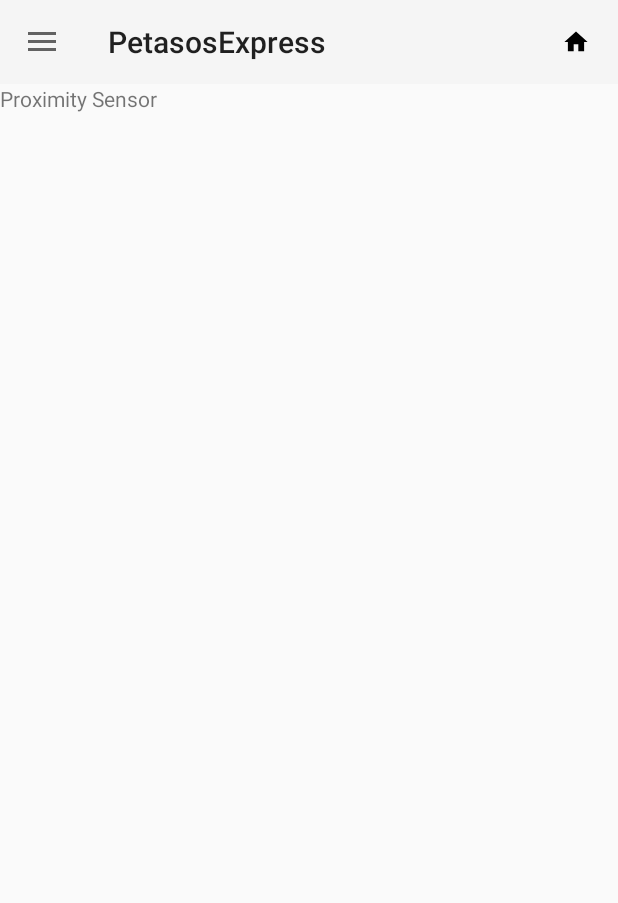
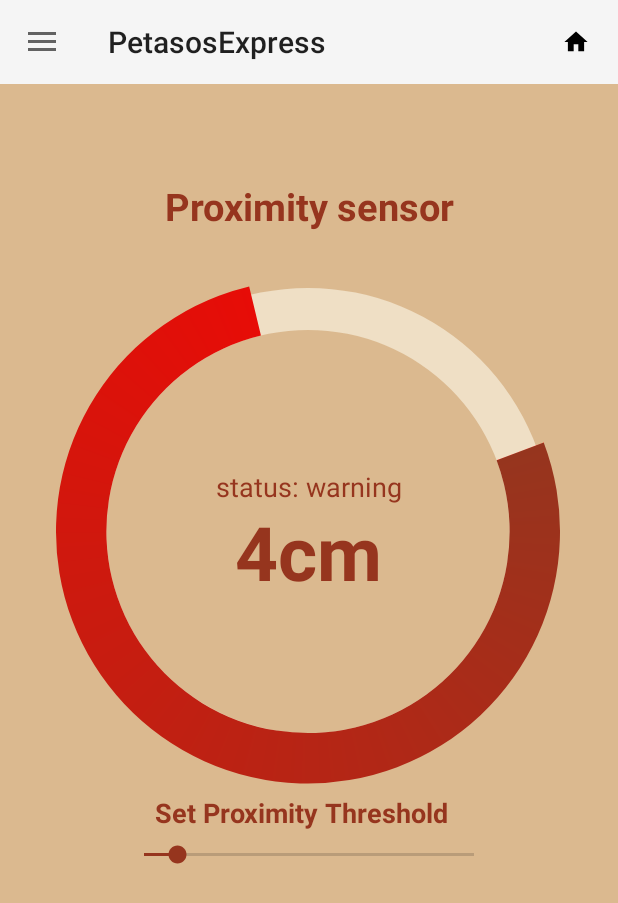
Before and after one commit to IlliaPopov1791/PetasosExpress, an Android app: the screen it shows after launch (MainActivity), in the side drawer, after a tap on "Proximity Sensor", on a phone screen of 412 x 824 dp. Shown: the top 903 px of the screen. Run offline under Robolectric (Android 15) with nearby library versions, the phone set to English and light mode, and no system bars.

Commit message:
PetasosExpress 0.31 (Proximity sensor xml/UI):added the UI for proximity sensor without functionality

```diff
--- /dev/null
+++ b/app/src/main/res/drawable/circular_progress_bar.xml
@@ -0,0 +1,28 @@
+<?xml version="1.0" encoding="utf-8"?>
+<layer-list xmlns:android="http://schemas.android.com/apk/res/android">
+    <item android:id="@android:id/background">
+        <shape
+            android:innerRadiusRatio="2.5"
+            android:shape="ring"
+            android:thicknessRatio="12"
+            android:useLevel="false">
+            <size android:height="200dp" android:width="200dp" />
+            <solid android:color="@color/logo" /> <!-- Background color -->
+        </shape>
+    </item>
+    <item android:id="@android:id/progress">
+        <rotate android:fromDegrees="270">
+            <shape
+                android:innerRadiusRatio="2.5"
+                android:shape="ring"
+                android:thicknessRatio="10"
+                android:useLevel="true">
+                <size android:height="200dp" android:width="200dp" />
+                <gradient
+                    android:endColor="@color/red"
+                    android:startColor="@color/wine"
+                    android:type="sweep" />
+            </shape>
+        </rotate>
+    </item>
+</layer-list>
--- a/app/src/main/res/layout/fragment_sensor_proximity.xml
+++ b/app/src/main/res/layout/fragment_sensor_proximity.xml
@@ -1,15 +1,107 @@
 <?xml version="1.0" encoding="utf-8"?>
-<FrameLayout xmlns:android="http://schemas.android.com/apk/res/android"
+<androidx.constraintlayout.widget.ConstraintLayout
+    xmlns:android="http://schemas.android.com/apk/res/android"
+    xmlns:app="http://schemas.android.com/apk/res-auto"
     xmlns:tools="http://schemas.android.com/tools"
     android:layout_width="match_parent"
     android:layout_height="match_parent"
-    android:id="@+id/proximity_sensor"
-    tools:context=".SensorProximity">
+    android:background="@color/logo_dark">
 
-    <!-- TODO: Update blank fragment layout -->
+
+    <ProgressBar
+        android:id="@+id/progressBar"
+        style="?android:attr/progressBarStyleHorizontal"
+        android:layout_width="336dp"
+        android:layout_height="383dp"
+        android:layout_gravity="center"
+        android:layout_marginTop="8dp"
+        android:indeterminate="false"
+        android:max="100"
+        android:progress="77"
+        android:progressDrawable="@drawable/circular_progress_bar"
+        app:layout_constraintEnd_toEndOf="parent"
+        app:layout_constraintHorizontal_bias="0.493"
+        app:layout_constraintStart_toStartOf="parent"
+        app:layout_constraintTop_toBottomOf="@+id/textView" />
+
     <TextView
-        android:layout_width="match_parent"
-        android:layout_height="match_parent"
-        android:text="@string/proximity_sensor" />
+        android:id="@+id/textView"
+        android:layout_width="wrap_content"
+        android:layout_height="wrap_content"
+        android:layout_marginTop="64dp"
+        android:gravity="center_horizontal"
+        android:text="Proximity sensor"
+        android:textColor="@color/wine"
+        android:textStyle="bold"
+        android:textSize="25dp"
+        app:layout_constraintEnd_toEndOf="parent"
+        app:layout_constraintStart_toStartOf="parent"
+        app:layout_constraintTop_toTopOf="parent" />
 
-</FrameLayout>
+    <TextView
+        android:id="@+id/textView2"
+        android:layout_width="107dp"
+        android:layout_height="88dp"
+        android:layout_marginTop="56dp"
+        android:gravity="center"
+        android:text="4cm"
+        android:textColor="@color/wine"
+        android:textSize="50dp"
+        android:textStyle="bold"
+        app:layout_constraintBottom_toBottomOf="@+id/progressBar"
+        app:layout_constraintEnd_toEndOf="@+id/progressBar"
+        app:layout_constraintHorizontal_bias="0.502"
+        app:layout_constraintStart_toStartOf="@+id/progressBar"
+        app:layout_constraintTop_toTopOf="@+id/progressBar"
+        app:layout_constraintVertical_bias="0.439" />
+
+    <TextView
+        android:id="@+id/statusTextView"
+        android:layout_width="133dp"
+        android:layout_height="42dp"
+        android:textSize="18dp"
+        android:gravity="center"
+        android:text="status: warning"
+        android:textColor="@color/wine"
+        app:layout_constraintBottom_toTopOf="@+id/textView2"
+        app:layout_constraintEnd_toEndOf="parent"
+        app:layout_constraintStart_toStartOf="parent"
+        app:layout_constraintTop_toTopOf="@+id/textView2"
+        app:layout_constraintVertical_bias="0.0" />
+
+    <SeekBar
+        android:id="@+id/seekBar"
+        android:layout_width="252dp"
+        android:layout_height="82dp"
+        android:progress="10"
+        android:progressTint="@color/wine"
+        android:thumbTint="@color/wine"
+        app:layout_constraintEnd_toEndOf="@+id/titleTextView"
+        app:layout_constraintHorizontal_bias="0.51"
+        app:layout_constraintStart_toStartOf="@+id/titleTextView"
+        app:layout_constraintTop_toTopOf="@+id/titleTextView" />
+
+    <TextView
+        android:id="@+id/titleTextView"
+        android:layout_width="205dp"
+        android:layout_height="34dp"
+        android:text="Set Proximity Threshold"
+        android:textColor="@color/wine"
+        android:textStyle="bold"
+        android:textSize="18sp"
+        app:layout_constraintBottom_toBottomOf="@+id/progressBar"
+        app:layout_constraintEnd_toEndOf="parent"
+        app:layout_constraintStart_toStartOf="parent"
+        app:layout_constraintTop_toBottomOf="@+id/progressBar"
+        app:layout_constraintVertical_bias="0.0" />
+
+    <ListView
+        android:id="@+id/listView"
+        android:layout_width="417dp"
+        android:layout_height="185dp"
+        android:layout_below="@id/seekBar"
+        app:layout_constraintBottom_toBottomOf="parent"
+        app:layout_constraintEnd_toEndOf="parent"
+        app:layout_constraintStart_toStartOf="parent" />
+
+</androidx.constraintlayout.widget.ConstraintLayout>
--- a/app/src/main/res/values/strings.xml
+++ b/app/src/main/res/values/strings.xml
@@ -24,7 +24,8 @@
     <string name="place_order">Search</string>
     <string name="search_hint">Search for locations</string>
     <string name="home_question1">What order do you need today?</string>
-
+    <string name="_4cm">4cm</string>
+    <string name="status_warning">Status: Warning</string>
 
 
 </resources>
```
